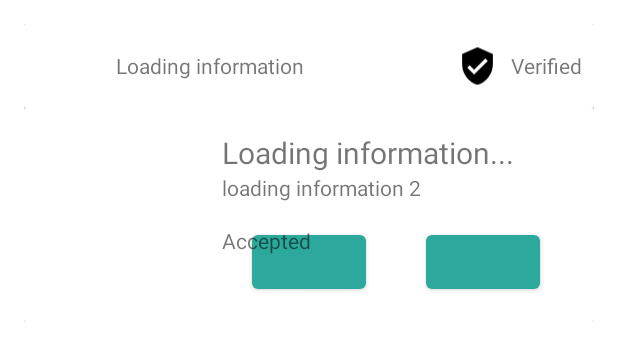
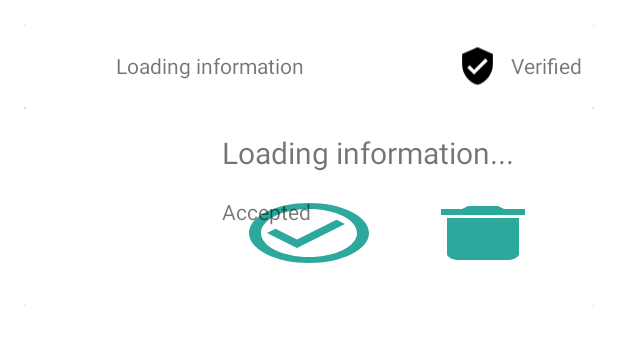
Before and after one commit to mospy26/foodfair, an Android app: the layout adapter_booking.xml on its own in the app's theme, with its tools: preview values and no code run, on a phone screen of 412 x 824 dp. Shown: the top 361 px of the screen. Run offline under Robolectric (Android 15) with nearby library versions, the phone set to English and light mode, and no system bars; Roboto replaces fonts that are not available here.

Commit message:
Fix booking page

```diff
--- a/app/src/main/java/com/foodfair/ui/hamburger/ManageFoodAdapter.java
+++ b/app/src/main/java/com/foodfair/ui/hamburger/ManageFoodAdapter.java
@@ -131,12 +131,12 @@ public class ManageFoodAdapter extends FirestoreAdapter<ManageFoodAdapter.ViewHo
                     @Override
                     public void onSuccess(DocumentSnapshot documentSnapshot) {
                         FoodItemInfo foodItemInfo = documentSnapshot.toObject(FoodItemInfo.class);
-                        if(foodItemInfo != null && foodItemInfo.getCount() > 0){
+                        if(foodItemInfo != null && foodItemInfo.getImageDescription().size() > 0){
                             Picasso.get().load(foodItemInfo.getImageDescription().get(0))
                                     .into(binding.foodPhoto);
                         }
                         binding.foodNameFood.setText(foodItemInfo.getName());
-                        binding.quantity.setText("Quantity: " + foodItemInfo.getCount());
+                        //binding.quantity.setText("Quantity: " + foodItemInfo.getCount());
                     }
                 });
 
--- a/app/src/main/java/com/foodfair/ui/hamburger/ManageFoodFragment.java
+++ b/app/src/main/java/com/foodfair/ui/hamburger/ManageFoodFragment.java
@@ -59,9 +59,9 @@ public class ManageFoodFragment extends Fragment implements
 
         mQueryConsumer = mFirestore.collection(
                 getResources().getString(R.string.FIREBASE_COLLECTION_FOOD_ITEM_TRANSACTION))
-                .whereEqualTo(FooditemTransaction.FIELD_CONSUMER, userCriteria);
-//                .whereEqualTo(FooditemTransaction.FIELD_STATUS,
-//                        Const.getInstance().TRANSACTION_STATUS.get("booked"));
+                .whereEqualTo(FooditemTransaction.FIELD_CONSUMER, userCriteria)
+                .whereEqualTo(FooditemTransaction.FIELD_STATUS,
+                        Const.getInstance().TRANSACTION_STATUS.get("Booked"));
 
         mAdapterConsumer = new ManageFoodAdapter(mQueryConsumer, this, false);
 
@@ -69,7 +69,7 @@ public class ManageFoodFragment extends Fragment implements
                 getResources().getString(R.string.FIREBASE_COLLECTION_FOOD_ITEM_TRANSACTION))
                 .whereEqualTo(FooditemTransaction.FIELD_DONOR, userCriteria)
                 .whereEqualTo(FooditemTransaction.FIELD_STATUS,
-                        Const.getInstance().TRANSACTION_STATUS.get("booked"));
+                        Const.getInstance().TRANSACTION_STATUS.get("Booked"));
 
         mAdapterDonor = new ManageFoodAdapter(mQueryDonor, this, true);
 
--- /dev/null
+++ b/app/src/main/res/drawable/ic_bin.xml
@@ -0,0 +1,13 @@
+<?xml version="1.0" encoding="utf-8"?>
+<vector xmlns:android="http://schemas.android.com/apk/res/android"
+    android:width="24dp"
+    android:height="24dp"
+    android:viewportWidth="24"
+    android:viewportHeight="24">
+
+    <path
+        android:pathData="M0 0h24v24H0z" />
+    <path
+        android:fillColor="#000000"
+        android:pathData="M6 19c0 1.1 0.9 2 2 2h8c1.1 0 2-0.9 2-2V7H6v12zM19 4h-3.5l-1-1h-5l-1 1H5v2h14V4z" />
+</vector>
--- /dev/null
+++ b/app/src/main/res/drawable/ic_check_circle.xml
@@ -0,0 +1,13 @@
+<?xml version="1.0" encoding="utf-8"?>
+<vector xmlns:android="http://schemas.android.com/apk/res/android"
+    android:width="24dp"
+    android:height="24dp"
+    android:viewportWidth="24"
+    android:viewportHeight="24">
+
+    <path
+        android:pathData="M0 0h24v24H0V0zm0 0h24v24H0V0z" />
+    <path
+        android:fillColor="#000000"
+        android:pathData="M16.59 7.58L10 14.17l-3.59-3.58L5 12l5 5 8-8zM12 2C6.48 2 2 6.48 2 12s4.48 10 10 10 10-4.48 10-10S17.52 2 12 2zm0 18c-4.42 0-8-3.58-8-8s3.58-8 8-8 8 3.58 8 8-3.58 8-8 8z" />
+</vector>
--- a/app/src/main/res/layout/adapter_booking.xml
+++ b/app/src/main/res/layout/adapter_booking.xml
@@ -80,20 +80,20 @@
                 android:textSize="20sp"
                 android:text="Loading information..."/>
 
-            <TextView
+            <!--<TextView
                 android:layout_width="wrap_content"
                 android:layout_height="wrap_content"
                 android:id="@+id/quantity"
                 android:layout_below="@+id/food_name_food"
                 android:layout_toRightOf="@+id/food_photo"
-                android:text="loading information 2" />
+                android:text="loading information 2" />-->
 
             <LinearLayout
                 android:layout_width="match_parent"
                 android:layout_height="wrap_content"
                 android:id="@+id/confirm_button_layout"
                 android:orientation="horizontal"
-                android:layout_below="@id/quantity"
+                android:layout_below="@id/food_name_food"
                 android:layout_toRightOf="@id/food_photo"
                 android:layout_marginTop="16dp">
 
@@ -101,14 +101,16 @@
                     android:layout_width="0dp"
                     android:layout_height="wrap_content"
                     android:id="@+id/booking_confirm_btn"
-                    android:layout_marginHorizontal="20dp"
+                    android:background="@drawable/ic_check_circle"
+                    android:layout_marginHorizontal="10dp"
                     android:layout_weight="0.5"/>
 
                 <Button
                     android:layout_width="0dp"
                     android:layout_height="wrap_content"
                     android:id="@+id/booking_decline_btn"
-                    android:layout_marginHorizontal="20dp"
+                    android:background="@drawable/ic_bin"
+                    android:layout_marginHorizontal="10dp"
                     android:layout_weight="0.5"/>
 
 
@@ -119,7 +121,7 @@
                 android:layout_height="wrap_content"
                 android:id="@+id/confirm_text"
                 android:orientation="horizontal"
-                android:layout_below="@id/quantity"
+                android:layout_below="@id/food_name_food"
                 android:layout_toRightOf="@id/food_photo"
                 android:layout_marginTop="16dp"
                 android:text="Accepted"/>
```
